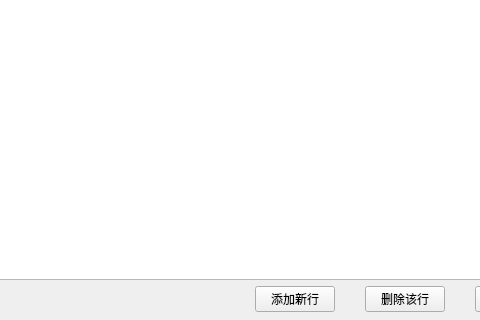
Above: matchviewform.ui from Ozal220/WorldCupManagerSystem before the change; both pictures show x 501 to 981 and y 481 to 801 of the 1180 by 801 pixel window. Below: the same form after it.
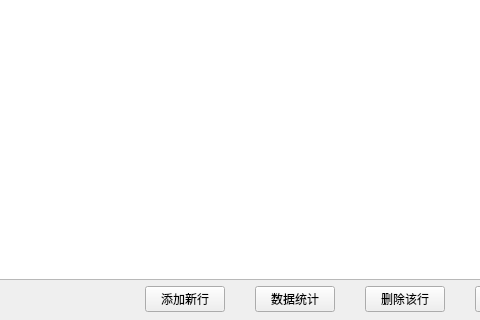
That is the form after the change.

```diff
--- a/matchviewform.ui
+++ b/matchviewform.ui
@@ -84,6 +84,16 @@
       </property>
      </widget>
     </item>
+    <item>
+     <widget class="QPushButton" name="staticButton">
+      <property name="cursor">
+       <cursorShape>PointingHandCursor</cursorShape>
+      </property>
+      <property name="text">
+       <string>数据统计</string>
+      </property>
+     </widget>
+    </item>
     <item>
      <widget class="QPushButton" name="deleteButton">
       <property name="enabled">
```
